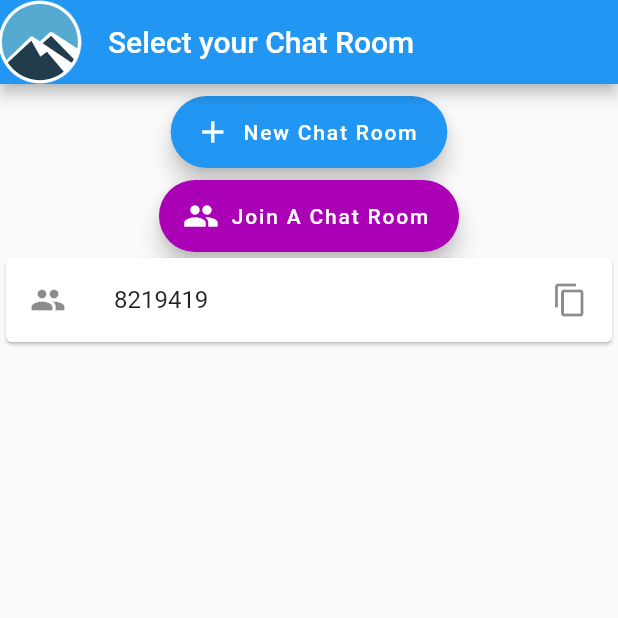
After one commit to thunder775/chat_app_starter, a Flutter app: the ChatRoomScreen screen opened directly, after a tap on "New Chat Room", after a tap on "Join A Chat Room", on a phone screen of 412 x 824 dp, the top half of it. The commit adds this screen. Run offline on Flutter 3.47's test engine with Material 2 defaults, Android fonts, the phone set to English and light mode, and no system bars; our stand-ins replace cloud_firestore, firebase_auth, modal_progress_hud, rflutter_alert; accounts and stored records are empty; statements that could not run were skipped.

Commit message:
done with login , registration and modal progress HUD,and with text bubbles and retrieving the list (fixed a bug),finished with chat room - new and join another and list of available chat rooms

```diff
--- /dev/null
+++ b/lib/chat_room_selection_screen.dart
@@ -0,0 +1,124 @@
+import 'dart:math';
+
+import 'package:chat_app_starter/chat_screen.dart';
+import 'package:cloud_firestore/cloud_firestore.dart';
+import 'package:flutter/material.dart';
+import 'package:rflutter_alert/rflutter_alert.dart';
+
+class ChatRoomScreen extends StatefulWidget {
+  @override
+  _ChatRoomScreenState createState() => _ChatRoomScreenState();
+}
+
+class _ChatRoomScreenState extends State<ChatRoomScreen> {
+  int chatID;
+  int newID;
+  Random ran = new Random();
+
+  @override
+  Widget build(BuildContext context) {
+    return Scaffold(
+      appBar: AppBar(
+        leading: Image(
+          image: AssetImage('assets/college.png'),
+        ),
+        title: Text('Select your Chat Room'),
+      ),
+      body: Column(
+        crossAxisAlignment: CrossAxisAlignment.stretch,
+        mainAxisAlignment: MainAxisAlignment.start,
+        children: <Widget>[
+          Padding(
+            padding: const EdgeInsets.all(8.0),
+            child: Center(
+              child: FloatingActionButton.extended(
+                heroTag: 'new',
+                onPressed: () {
+                  newID = 999999 + ran.nextInt(9999999 - 999999);
+                  print(newID);
+                  Firestore.instance
+                      .collection('rooms')
+                      .document('$newID')
+                      .setData({'id': newID});
+                  Navigator.push(
+                      context,
+                      MaterialPageRoute(
+                          builder: (context) => ChatScreen(
+                                roomID: '$newID',
+                              )));
+                },
+                label: Text('New Chat Room'),
+                icon: Icon(Icons.add),
+              ),
+            ),
+          ),
+          Center(
+            child: FloatingActionButton.extended(
+              heroTag: 'join',
+              backgroundColor: Color(0xFFAA00B6),
+              onPressed: () {
+                return Alert(
+                    context: context,
+                    title: 'Chat Room ID',
+                    content: TextField(
+                      keyboardType: TextInputType.number,
+                      decoration: InputDecoration(
+                          icon: Icon(Icons.account_circle),
+                          labelText: 'enter your ID here'),
+                      onChanged: (String text) {
+                        chatID = int.parse(text);
+                      },
+                    ),
+                    buttons: [
+                      DialogButton(
+                        onPressed: () {
+                          Navigator.pushReplacement(
+                              context,
+                              MaterialPageRoute(
+                                  builder: (context) => ChatScreen(
+                                        roomID: '$chatID',
+                                      )));
+                        },
+                        child: Text(
+                          'JOIN',
+                          style: TextStyle(fontSize: 20),
+                        ),
+                      )
+                    ]).show();
+              },
+              label: Text('Join A Chat Room'),
+              icon: Icon(Icons.people),
+            ),
+          ),
+          Expanded(
+            child: StreamBuilder<QuerySnapshot>(
+              stream: Firestore.instance.collection('rooms').orderBy('id').snapshots(),
+              builder: (context, snapshot) {
+
+                if (!snapshot.hasData) {
+                  return CircularProgressIndicator();
+                } else {
+                  return ListView.builder(
+                    itemBuilder: (context, index) {
+                      return Card(
+                        child: Column(
+                          children: <Widget>[
+                            ListTile(trailing: Icon(Icons.content_copy),
+                              leading: Icon(Icons.people),
+                              title: Text('${snapshot.data.documents[index].data['id']}'),
+                            ),
+                          ],
+                        ),
+                      );
+                    },shrinkWrap: true,
+                    itemCount: snapshot.data.documents.length,
+                  );
+                }
+              },
+            ),
+          )
+        ],
+      ),
+    );
+  }
+}
--- a/lib/main.dart
+++ b/lib/main.dart
@@ -1,6 +1,4 @@
-import 'package:chat_app_starter/chat_screen.dart';
 import 'package:chat_app_starter/login_screen.dart';
-import 'package:chat_app_starter/message_bubble.dart';
 import 'package:chat_app_starter/registration_screen.dart';
 import 'package:flutter/material.dart';
 
--- a/pubspec.yaml
+++ b/pubspec.yaml
@@ -28,6 +28,7 @@ dependencies:
   firebase_auth: ^0.14.0+5
   firebase_core: ^0.4.0+9
   cloud_firestore: ^0.12.9+6
+  rflutter_alert: ^1.0.3
 dev_dependencies:
   flutter_test:
     sdk: flutter
```
Also changed, not shown: lib/chat_screen.dart (+49 -65 lines), lib/login_screen.dart (+33 -14 lines), lib/message_bubble.dart (+28 -5 lines), lib/registration_screen.dart (+17 -8 lines), pubspec.lock.
